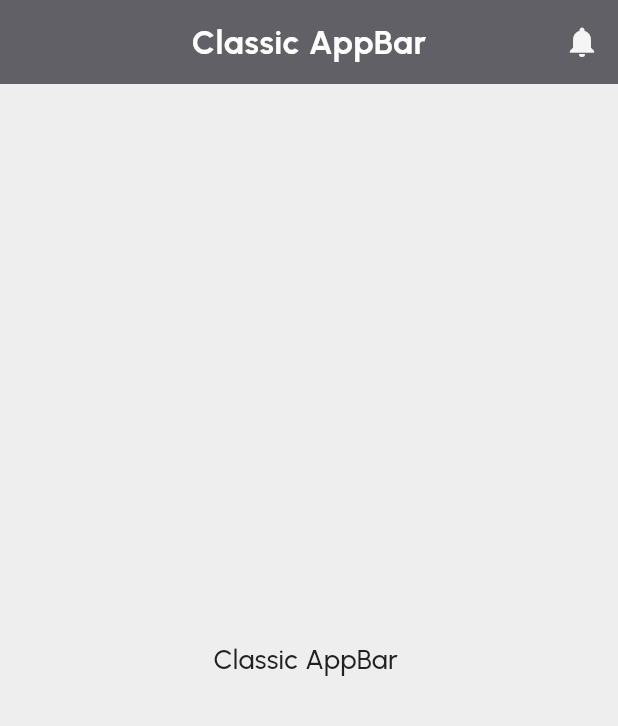
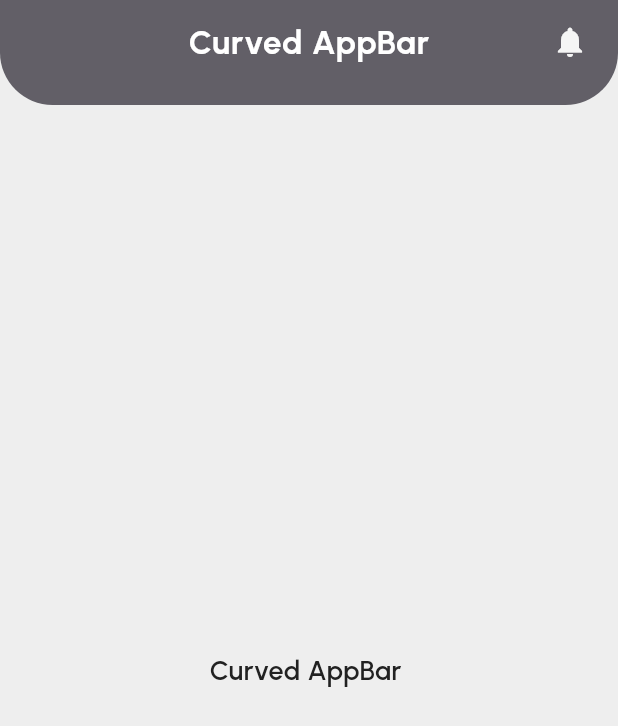
Before and after one commit to shahzeb2002/Explore, a Flutter app: the screen it shows after launch, on a phone screen of 412 x 824 dp. Shown: the top 726 px of the screen. Run offline on Flutter 3.47's test engine with Material 3 defaults, Android fonts, the phone set to English and light mode, and no system bars; our stand-ins replace google_fonts.

Commit message:
curved app bar

```diff
--- a/lib/appbar/curved.dart
+++ b/lib/appbar/curved.dart
@@ -0,0 +1,58 @@
+import 'package:flutter/material.dart';
+import 'package:google_fonts/google_fonts.dart';
+
+class CurvedAppBarDemo extends StatelessWidget {
+  const CurvedAppBarDemo({super.key});
+
+  @override
+  Widget build(BuildContext context) {
+    return Scaffold(
+      backgroundColor: Colors.grey.shade200,
+
+      appBar: PreferredSize(
+        preferredSize: const Size.fromHeight(70),
+        child: AppBar(
+          backgroundColor: Colors.grey.shade700,
+          centerTitle: true,
+          elevation: 4,
+          shape: const RoundedRectangleBorder(
+            borderRadius: BorderRadius.vertical(
+              bottom: Radius.circular(35),
+            ),
+          ),
+
+          title: Text(
+            "Curved AppBar",
+            style: GoogleFonts.urbanist(
+              color: Colors.white,
+              fontSize: 22,
+              fontWeight: FontWeight.w700,
+              letterSpacing: 0.5,
+            ),
+          ),
+
+          iconTheme: const IconThemeData(color: Colors.white),
+
+          actions: [
+            Padding(
+              padding: const EdgeInsets.only(right: 20),
+              child: Icon(Icons.notifications, color: Colors.grey.shade100),
+            ),
+          ],
+        ),
+      ),
+
+
+      body: Center(
+        child: Text(
+          "Curved AppBar ",
+          style: GoogleFonts.urbanist(
+            fontSize: 18,
+            fontWeight: FontWeight.w600,
+            color: Colors.grey.shade900,
+          ),
+        ),
+      ),
+    );
+  }
+}
--- a/lib/main.dart
+++ b/lib/main.dart
@@ -1,4 +1,5 @@
 import 'package:explore/appbar/classic.dart';
+import 'package:explore/appbar/curved.dart';
 import 'package:explore/drawer/Classic_menu_drawer.dart';
 import 'package:explore/drawer/curved_drawer.dart';
 import 'package:explore/drawer/sliding%20drawer.dart';
@@ -17,7 +18,7 @@ class MyApp extends StatelessWidget {
     return MaterialApp(
       debugShowCheckedModeBanner: false,
 
-      home: ClassicAppBarDemo(),
+      home: CurvedAppBarDemo(),
     );
   }
 }
```
